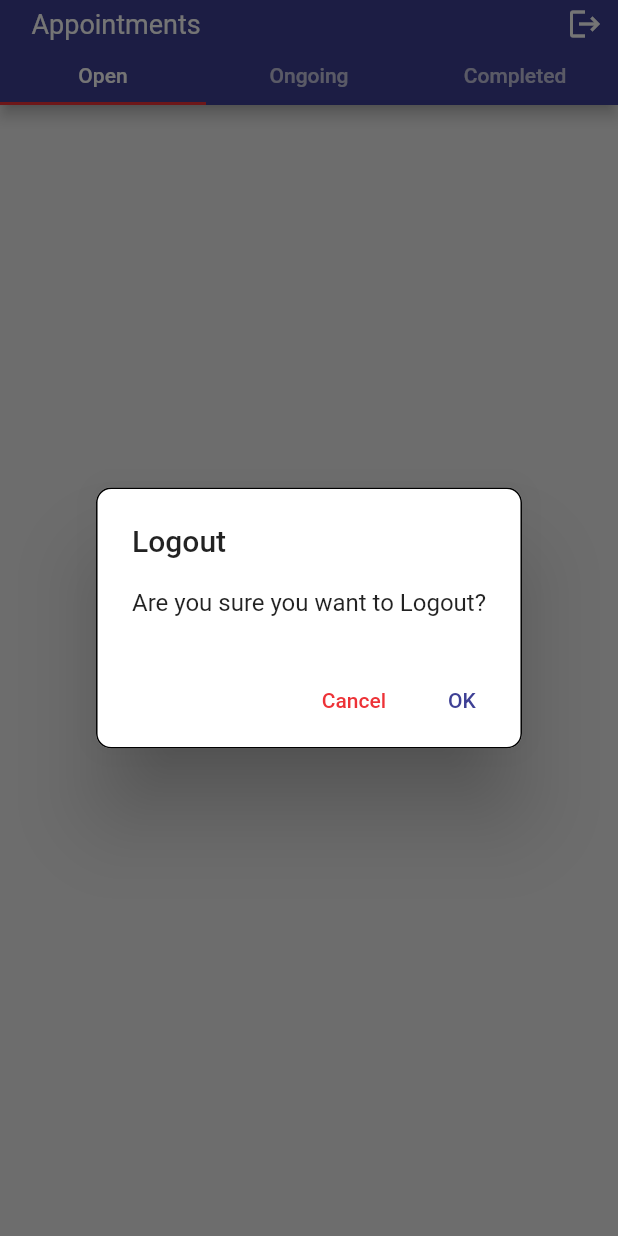
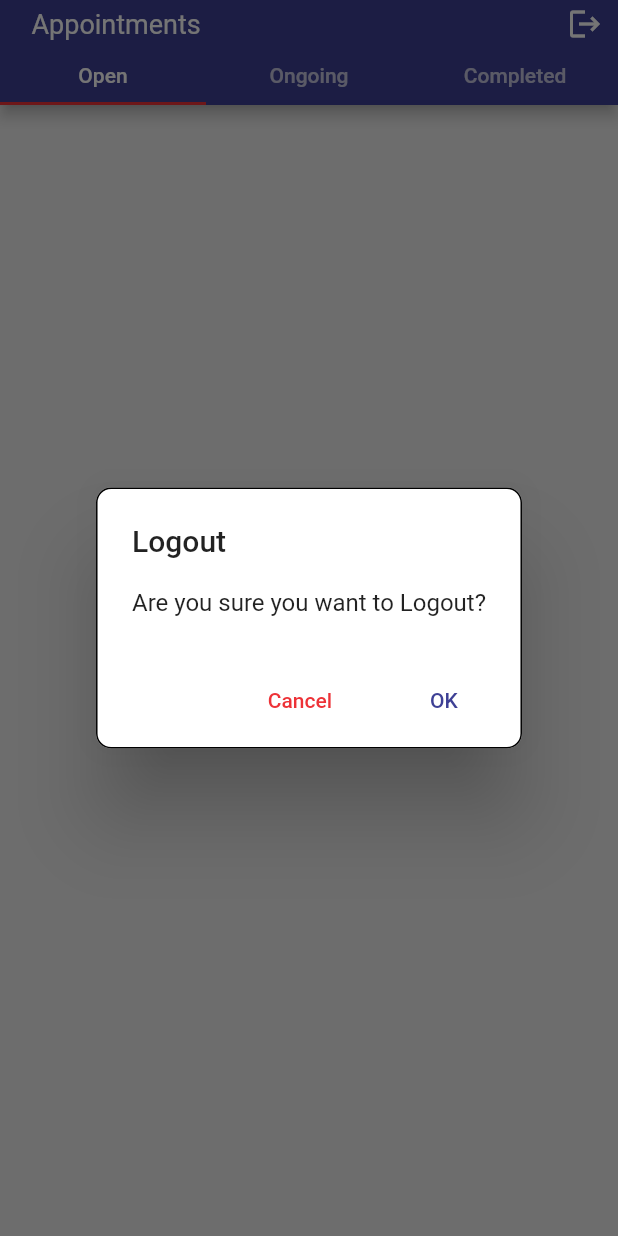
Before and after one commit to Dhavalsoni1115/fcm_token_test, a Flutter app: the HomeScreen screen opened directly, after a tap on the "logout" icon, on a phone screen of 412 x 824 dp. Run offline on Flutter 3.47's test engine with Material 2 defaults, Android fonts, the phone set to English and light mode, and no system bars; our stand-ins replace animated_splash_screen, cloud_firestore, firebase_auth, firebase_core, firebase_messaging, flutter_local_notifications and 7 more; missing offline and left inert: map_launcher; accounts and stored records are empty.

Commit message:
complete code

```diff
--- a/lib/home/presentation/screens/home_screen.dart
+++ b/lib/home/presentation/screens/home_screen.dart
@@ -25,18 +25,12 @@ class _HomeScreenState extends State<HomeScreen> {
   int groupValue = 0;
   getFcmToken() async {
     String? fcmToken = await FirebaseMessaging.instance.getToken();
-    print('-z-z-z-z-z-z');
-    print(fcmToken.toString());
-    // print(await FirebaseMessaging.instance.getToken());
   }
 
   @override
   void initState() {
     super.initState();
-    print('=-=-=-=-=-=-=-');
     getFcmToken();
-    print('=-=-=-=-=-=-=-');
-    //print(FirebaseMessaging.instance.getToken());
   }
 
   @override
@@ -60,7 +54,7 @@ class _HomeScreenState extends State<HomeScreen> {
                   padding: const EdgeInsets.symmetric(horizontal: 10),
                   child: GestureDetector(
                     onTap: () {
-                      showDialog<String>(
+                      showDialog(
                         context: context,
                         barrierDismissible: false,
                         builder: (BuildContext context) => AlertDialog(
@@ -71,23 +65,25 @@ class _HomeScreenState extends State<HomeScreen> {
                           content:
                               const Text('Are you sure you want to Logout?'),
                           actions: <Widget>[
-                            TextButton(
+                            MaterialButton(
                               onPressed: () => Navigator.pop(context, 'Cancel'),
                               child: const Text(
                                 'Cancel',
                                 style: TextStyle(color: secondaryColor),
                               ),
                             ),
-                            TextButton(
+                            MaterialButton(
                               onPressed: () async {
                                 var loginPref = LoginSharedPrefrance();
                                 await loginPref.removeToken();
 
-                                Navigator.pushReplacement(
-                                    context,
-                                    MaterialPageRoute(
-                                      builder: (context) => const LoginScreen(),
-                                    ));
+                                Navigator.pushAndRemoveUntil(
+                                  context,
+                                  MaterialPageRoute(
+                                    builder: (context) => const LoginScreen(),
+                                  ),
+                                  (Route route) => false,
+                                );
                               },
                               child: const Text(
                                 'OK',
--- a/lib/shared/presentation/widget/common_button.dart
+++ b/lib/shared/presentation/widget/common_button.dart
@@ -6,16 +6,18 @@ import '../../../constants.dart';
 class CommonButton extends StatelessWidget {
   final VoidCallback onPresse;
   final String buttonName;
+  final Color clr;
   const CommonButton({
     Key? key,
     required this.buttonName,
     required this.onPresse,
+    required this.clr,
   }) : super(key: key);
 
   @override
   Widget build(BuildContext context) {
     return MaterialButton(
-      color: primaryColor,
+      color: clr,
       shape: OutlineInputBorder(
           borderRadius: BorderRadius.circular(10), borderSide: BorderSide.none),
       onPressed: onPresse,
--- a/lib/shared/presentation/widget/show_card.dart
+++ b/lib/shared/presentation/widget/show_card.dart
@@ -50,21 +50,7 @@ class _ShowCardState extends State<ShowCard> {
           //     .where((i) => i.data().containsValue(widget.status))
           //     .toList();
 
-          // if (documents.isNotEmpty) {
-          //   documents = documents.where((element) {
-          //     return element.data().toString().contains(widget.status);
-          //   }).toList();
-          // }
           // List data1;
-          if (documents.isNotEmpty) {
-            //  data1 = documents.contains('status');
-            // print(data1);
-            documents = documents
-                .where((data) => data['status'] == widget.status)
-                .toList();
-            // var data = documents.asMap();
-            // data1 = data.containsValue(widget.status) as List;
-          }
 
           return documents.isNotEmpty
               ? ListView.builder(
```
Also changed, not shown: lib/login/presentation/screens/login_screen.dart (+27 -4 lines), lib/shared/presentation/screens/appoitment_detail_screen.dart (+17 -29 lines).
